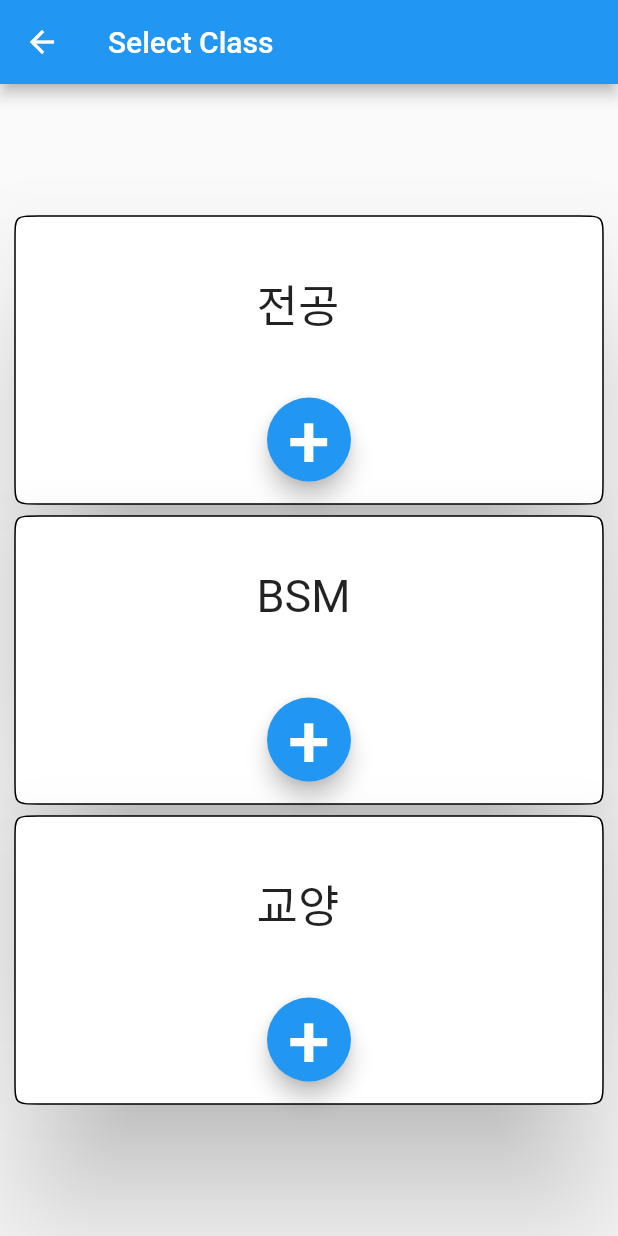
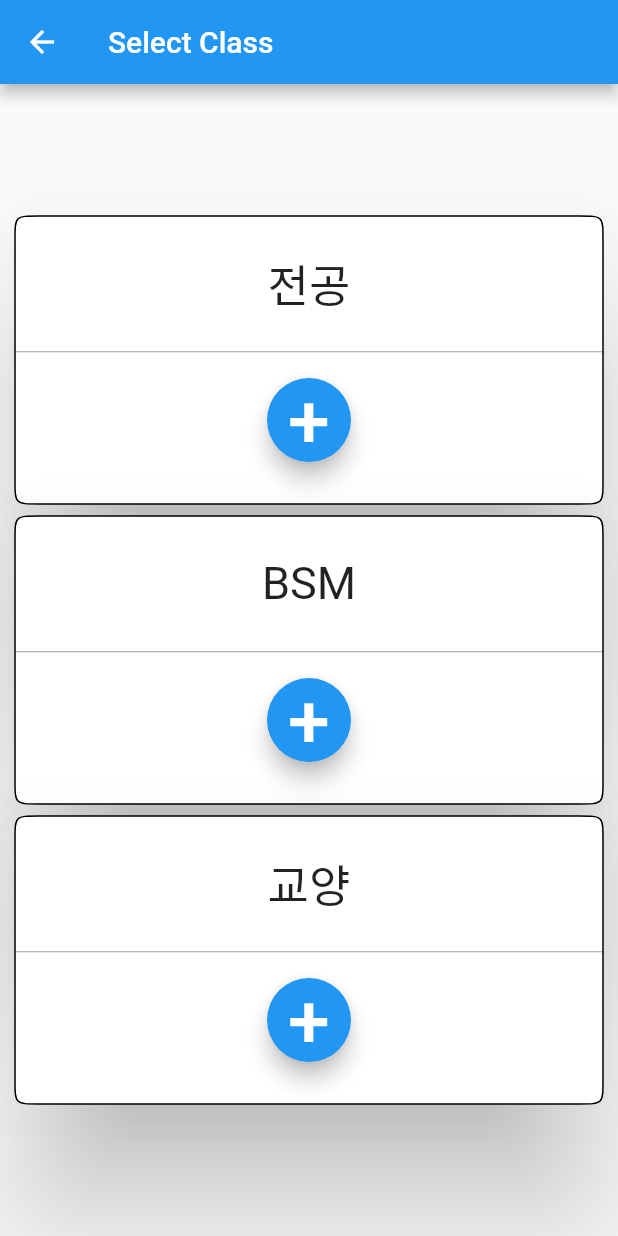
Before and after one commit to CAU-Mobile-Team4/causw_graduate, a Flutter app: the ClassSelection screen opened directly, on a phone screen of 412 x 824 dp. Run offline on Flutter 3.47's test engine with Material 2 defaults, Android fonts, the phone set to English and light mode, and no system bars.

Commit message:
select class페이지 디자인 수정

```diff
--- a/lib/ClassSelectionPage.dart
+++ b/lib/ClassSelectionPage.dart
@@ -21,23 +21,26 @@ class ClassSelection extends StatelessWidget {
                     shape: ContinuousRectangleBorder(
                       borderRadius:
                         BorderRadius.circular(16.0),
-                      side: BorderSide(width: 1.0)
+                      side: BorderSide(width: 1.0),
+
                     ),
                     elevation: 40.0,
-                  ),
-                ),
-                  Positioned(
-                    top: 40,
-                    left: 165,
-                    right: 50,
+                    child: Column(
+                      children: [
+                        Container(
+                          height: 90,
+                          alignment: Alignment.center,
                           child: Text(
                             "전공",style: TextStyle(fontSize: 30),
                           ),
                         ),
-                  Positioned(
-                    top: 125,
-                    left: 50,
-                    right: 50,
+                        Divider(
+                          height: 1,
+                          color: Colors.grey,
+                        ),
+                        Container(
+                          height: 90,
+                          alignment: Alignment.center,
                           child: FloatingActionButton(
                               child: Text('+',style: TextStyle(fontSize: 50),),
                               onPressed:(){
@@ -46,7 +49,12 @@ class ClassSelection extends StatelessWidget {
                                 )
                                 );
                               }),
-                  )
+                        ),
+                      ],
+                    ),
+                  ),
+                ),
+
               ]
               ),
             ),
@@ -58,32 +66,39 @@ class ClassSelection extends StatelessWidget {
                       shape: ContinuousRectangleBorder(
                         borderRadius:
                         BorderRadius.circular(16.0),
-                          side: BorderSide(width: 1.0)
+                        side: BorderSide(width: 1.0),
+
                       ),
                       elevation: 40.0,
-                    ),
-                  ),
-                    Positioned(
-                      top: 40,
-                      left: 165,
-                      right: 50,
+                      child: Column(
+                        children: [
+                          Container(
+                            height: 90,
+                            alignment: Alignment.center,
                             child: Text(
                               "BSM",style: TextStyle(fontSize: 30),
                             ),
                           ),
-                    Positioned(
-                      top: 125,
-                      left: 50,
-                      right: 50,
+                          Divider(
+                            height: 1,
+                            color: Colors.grey,
+                          ),
+                          Container(
+                            height: 90,
+                            alignment: Alignment.center,
                             child: FloatingActionButton(
                                 child: Text('+',style: TextStyle(fontSize: 50),),
                                 onPressed:(){
                                   Navigator.push(context, MaterialPageRoute(builder:
-                                (context)=> BSMclassSelection()
+                                      (context)=> MajorClass()
                                   )
                                   );
                                 }),
-                    )
+                          ),
+                        ],
+                      ),
+                    ),
+                  ),
                   ]
               ),
             ),
@@ -95,32 +110,39 @@ class ClassSelection extends StatelessWidget {
                       shape: ContinuousRectangleBorder(
                         borderRadius:
                         BorderRadius.circular(16.0),
-                          side: BorderSide(width: 1.0)
+                        side: BorderSide(width: 1.0),
+
                       ),
                       elevation: 40.0,
-                    ),
-                  ),
-                    Positioned(
-                      top: 40,
-                      left: 165,
-                      right: 50,
+                      child: Column(
+                        children: [
+                          Container(
+                            height: 90,
+                            alignment: Alignment.center,
                             child: Text(
                               "교양",style: TextStyle(fontSize: 30),
                             ),
                           ),
-                    Positioned(
-                      top: 125,
-                      left: 50,
-                      right: 50,
+                          Divider(
+                            height: 1,
+                            color: Colors.grey,
+                          ),
+                          Container(
+                            height: 90,
+                            alignment: Alignment.center,
                             child: FloatingActionButton(
                                 child: Text('+',style: TextStyle(fontSize: 50),),
                                 onPressed:(){
                                   Navigator.push(context, MaterialPageRoute(builder:
-                                (context)=> SelectGEclass()
+                                      (context)=> MajorClass()
                                   )
                                   );
                                 }),
-                    )
+                          ),
+                        ],
+                      ),
+                    ),
+                  ),
                   ]
               ),
             ),
```
Lines whose indentation alone changed are shown as unchanged.
